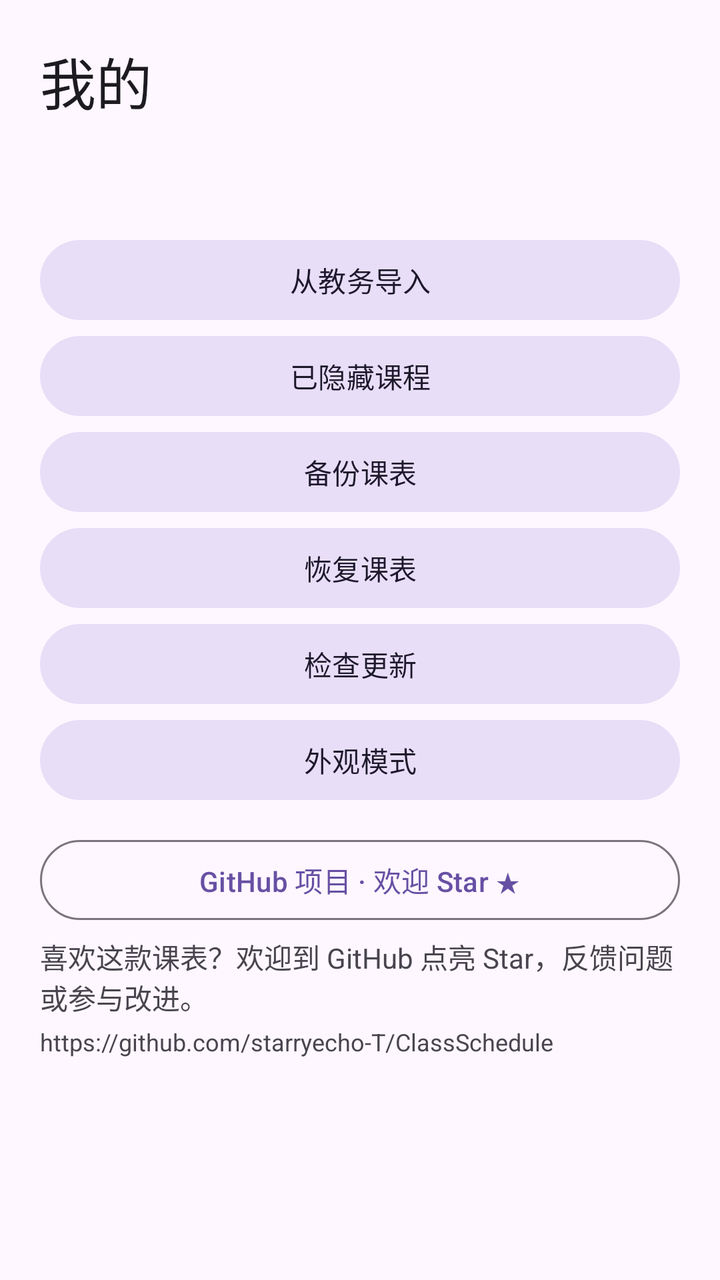
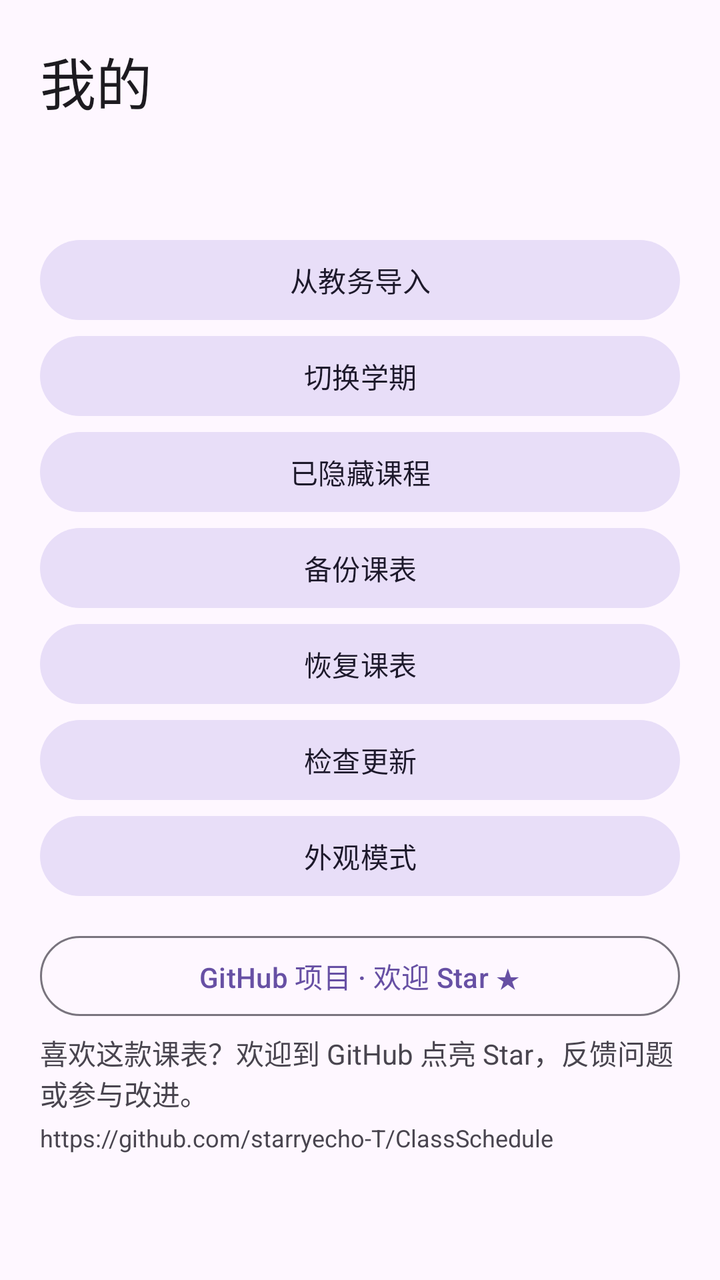

The first picture is an Android layout as it rendered before a commit; the second is the same layout after the commit. The layout source and the unified diff follow.
<!-- AndroidManifest.xml: application theme Theme.ClassSchedule -->
<!-- res/layout/fragment_mine.xml -->
<?xml version="1.0" encoding="utf-8"?>
<androidx.core.widget.NestedScrollView xmlns:android="http://schemas.android.com/apk/res/android"
    android:id="@+id/mine_scroll" android:layout_width="match_parent" android:layout_height="match_parent" android:fillViewport="true">
    <LinearLayout android:layout_width="match_parent" android:layout_height="wrap_content" android:orientation="vertical" android:padding="20dp">
        <TextView android:layout_width="match_parent" android:layout_height="wrap_content" android:text="@string/tab_mine" android:textAppearance="?attr/textAppearanceHeadlineMedium" android:paddingBottom="20dp" />
        <TextView android:id="@+id/mine_version" android:layout_width="match_parent" android:layout_height="wrap_content" android:textColor="?attr/colorOnSurfaceVariant" android:paddingBottom="16dp" />
        <com.google.android.material.button.MaterialButton android:id="@+id/mine_import" style="@style/Widget.Material3.Button.TonalButton" android:layout_width="match_parent" android:layout_height="wrap_content" android:text="@string/import_title" />
        <com.google.android.material.button.MaterialButton android:id="@+id/mine_hidden" style="@style/Widget.Material3.Button.TonalButton" android:layout_width="match_parent" android:layout_height="wrap_content" android:text="@string/hidden_courses_title" />
        <com.google.android.material.button.MaterialButton android:id="@+id/mine_export" style="@style/Widget.Material3.Button.TonalButton" android:layout_width="match_parent" android:layout_height="wrap_content" android:text="@string/backup_export" />
        <com.google.android.material.button.MaterialButton android:id="@+id/mine_restore" style="@style/Widget.Material3.Button.TonalButton" android:layout_width="match_parent" android:layout_height="wrap_content" android:text="@string/backup_restore" />
        <com.google.android.material.button.MaterialButton android:id="@+id/mine_update" style="@style/Widget.Material3.Button.TonalButton" android:layout_width="match_parent" android:layout_height="wrap_content" android:text="@string/update_check" />
        <com.google.android.material.button.MaterialButton android:id="@+id/mine_theme" style="@style/Widget.Material3.Button.TonalButton" android:layout_width="match_parent" android:layout_height="wrap_content" android:text="@string/appearance_title" />
        <com.google.android.material.button.MaterialButton android:id="@+id/mine_github" style="@style/Widget.Material3.Button.OutlinedButton" android:layout_width="match_parent" android:layout_height="wrap_content" android:layout_marginTop="12dp" android:text="@string/github_project" />
        <TextView android:layout_width="match_parent" android:layout_height="wrap_content" android:paddingTop="4dp" android:text="@string/github_description" android:textColor="?attr/colorOnSurfaceVariant" />
        <TextView android:layout_width="match_parent" android:layout_height="wrap_content" android:paddingTop="4dp" android:text="@string/github_url" android:textIsSelectable="true" android:textColor="?attr/colorOnSurfaceVariant" android:textSize="12sp" />
        <ProgressBar android:id="@+id/backup_progress" android:layout_width="wrap_content" android:layout_height="wrap_content" android:layout_gravity="center" android:visibility="gone" android:contentDescription="@string/backup_busy" />
        <TextView android:id="@+id/backup_status" android:layout_width="match_parent" android:layout_height="wrap_content" android:accessibilityLiveRegion="polite" android:paddingTop="16dp" android:textColor="?attr/colorOnSurface" />
    </LinearLayout>
</androidx.core.widget.NestedScrollView>
<!-- resources referenced by this layout -->
<resources>
  <string name="appearance_title">外观模式</string>
  <string name="backup_busy">正在处理，请稍候…</string>
  <string name="backup_export">备份课表</string>
  <string name="backup_restore">恢复课表</string>
  <string name="github_description">喜欢这款课表？欢迎到 GitHub 点亮 Star，反馈问题或参与改进。</string>
  <string name="github_project">GitHub 项目 · 欢迎 Star ★</string>
  <string name="github_url" translatable="false">https://github.com/starryecho-T/ClassSchedule</string>
  <string name="hidden_courses_title">已隐藏课程</string>
  <string name="import_title">从教务导入</string>
  <string name="tab_mine">我的</string>
  <string name="update_check">检查更新</string>
  <style name="Theme.ClassSchedule" parent="Theme.Material3.DayNight.NoActionBar" />
</resources>

<!-- the commit's change to res/layout/fragment_mine.xml (unified diff, before → after) -->
@@ -5,6 +5,7 @@
         <TextView android:layout_width="match_parent" android:layout_height="wrap_content" android:text="@string/tab_mine" android:textAppearance="?attr/textAppearanceHeadlineMedium" android:paddingBottom="20dp" />
         <TextView android:id="@+id/mine_version" android:layout_width="match_parent" android:layout_height="wrap_content" android:textColor="?attr/colorOnSurfaceVariant" android:paddingBottom="16dp" />
         <com.google.android.material.button.MaterialButton android:id="@+id/mine_import" style="@style/Widget.Material3.Button.TonalButton" android:layout_width="match_parent" android:layout_height="wrap_content" android:text="@string/import_title" />
+        <com.google.android.material.button.MaterialButton android:id="@+id/mine_term" style="@style/Widget.Material3.Button.TonalButton" android:layout_width="match_parent" android:layout_height="wrap_content" android:text="@string/term_switch_title" />
         <com.google.android.material.button.MaterialButton android:id="@+id/mine_hidden" style="@style/Widget.Material3.Button.TonalButton" android:layout_width="match_parent" android:layout_height="wrap_content" android:text="@string/hidden_courses_title" />
         <com.google.android.material.button.MaterialButton android:id="@+id/mine_export" style="@style/Widget.Material3.Button.TonalButton" android:layout_width="match_parent" android:layout_height="wrap_content" android:text="@string/backup_export" />
         <com.google.android.material.button.MaterialButton android:id="@+id/mine_restore" style="@style/Widget.Material3.Button.TonalButton" android:layout_width="match_parent" android:layout_height="wrap_content" android:text="@string/backup_restore" />
<!-- resource entries referenced after the edit -->
@@ -10,6 +10,7 @@
   <string name="hidden_courses_title">已隐藏课程</string>
   <string name="import_title">从教务导入</string>
   <string name="tab_mine">我的</string>
+  <string name="term_switch_title">切换学期</string>
   <string name="update_check">检查更新</string>
   <style name="Theme.ClassSchedule" parent="Theme.Material3.DayNight.NoActionBar" />
 </resources>
